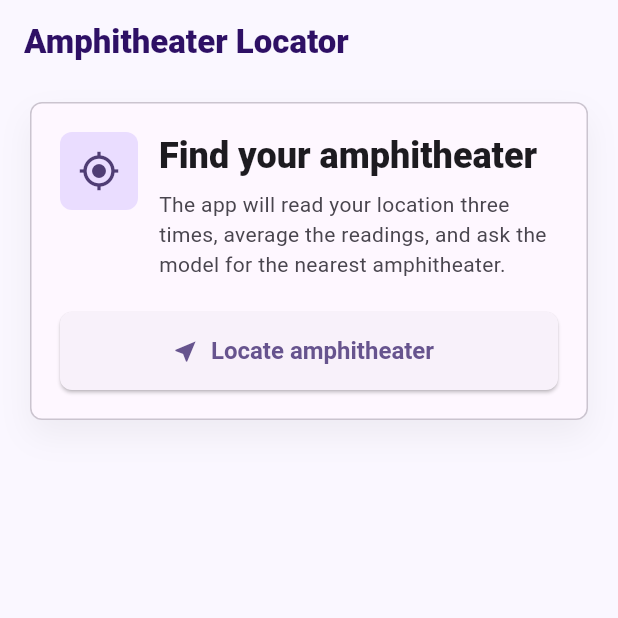
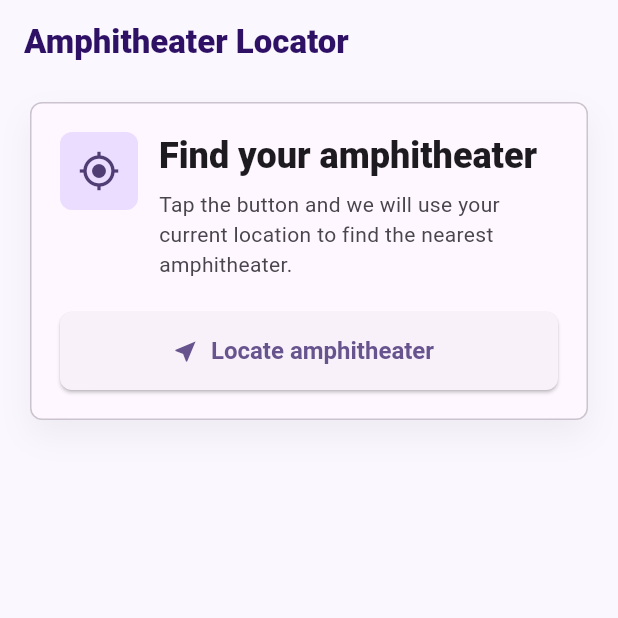
Before and after one commit to ch2k5/Anomaly-Aware-Geospatial-Classification-for-Amphitheater-Localization, a Flutter app: the screen it shows after launch, on a phone screen of 412 x 824 dp, the top half of it. Run offline on Flutter 3.47's test engine with Material 3 defaults, Android fonts, the light colour scheme and no system bars; our stand-ins replace geolocator.

Commit message:
more pollished text

```diff
--- a/client/lib/main.dart
+++ b/client/lib/main.dart
@@ -186,7 +186,7 @@ class _LocationPageState extends State<LocationPage> {
       });
     } catch (error) {
       setState(() {
-        errorMessage = 'Failed to send location: $error';
+        errorMessage = 'We could not find your amphitheater right now.';
         isLoading = false;
       });
     }
@@ -294,7 +294,7 @@ class _LocationPageState extends State<LocationPage> {
                                 ),
                                 const SizedBox(height: 6),
                                 Text(
-                                  'The app will read your location three times, average the readings, and ask the model for the nearest amphitheater.',
+                                  'Tap the button and we will use your current location to find the nearest amphitheater.',
                                   style: theme.textTheme.bodyMedium?.copyWith(
                                     color: colorScheme.onSurfaceVariant,
                                     height: 1.45,
@@ -331,9 +331,8 @@ class _LocationPageState extends State<LocationPage> {
                   padding: EdgeInsets.only(top: 18),
                   child: _StatusPanel(
                     icon: Icons.sensors,
-                    title: 'Collecting precise location',
-                    message:
-                        'Keep the app open while the readings are captured.',
+                    title: 'Finding your location',
+                    message: 'Keep the app open for a moment.',
                   ),
                 ),
               if (errorMessage != null)
@@ -341,7 +340,7 @@ class _LocationPageState extends State<LocationPage> {
                   padding: const EdgeInsets.only(top: 18),
                   child: _StatusPanel(
                     icon: Icons.error_outline,
-                    title: 'Location request failed',
+                    title: 'Could not find your location',
                     message: errorMessage!,
                     isError: true,
                   ),
@@ -493,7 +492,7 @@ class _PredictionPanel extends StatelessWidget {
                     const SizedBox(height: 6),
                     Text(
                       isAnomaly
-                          ? 'The backend marked this reading as an anomaly.'
+                          ? 'This location does not match a known amphitheater.'
                           : 'Predicted position: ${response.position}',
                       style: theme.textTheme.bodyLarge?.copyWith(
                         color: colorScheme.onSurfaceVariant,
```
